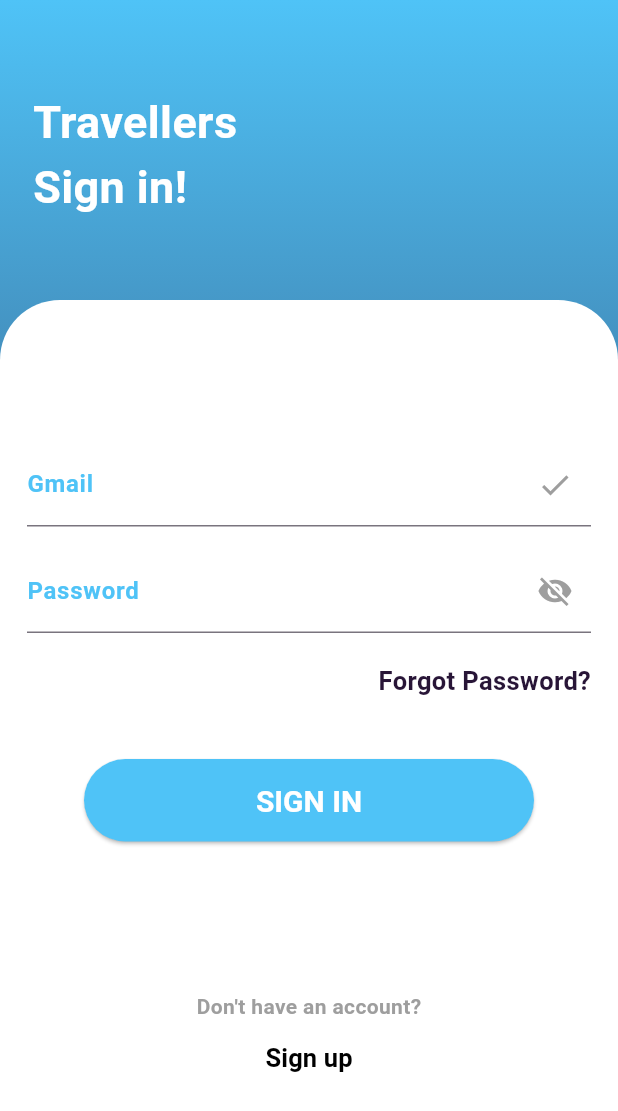
After one commit to tawsif-12/travel, a Flutter app: the LoginScreen screen opened directly, on a phone screen of 412 x 824 dp. The commit adds this screen. Shown: the top 1111 px of the screen. Run offline on Flutter 3.47's test engine with Material 3 defaults, Android fonts, the phone set to English and light mode, and no system bars; our stand-ins replace firebase_core, fluentui_icons; accounts and stored records are empty.

Commit message:
Api-travel

```diff
--- /dev/null
+++ b/lib/LoginScreen.dart
@@ -0,0 +1,176 @@
+import 'package:flutter/material.dart';
+import 'regScreen.dart';
+import 'home_screen.dart'; // Import HomeScreen
+
+class LoginScreen extends StatelessWidget {
+  const LoginScreen({Key? key}) : super(key: key);
+
+  @override
+  Widget build(BuildContext context) {
+    TextEditingController emailController = TextEditingController();
+    TextEditingController passwordController = TextEditingController();
+
+    return Scaffold(
+      body: Stack(
+        children: [
+          // Background Gradient
+          Container(
+            height: double.infinity,
+            width: double.infinity,
+            decoration: const BoxDecoration(
+              gradient: LinearGradient(
+                colors: [Color(0xFF4FC3F7), Color(0xff281537)],
+                begin: Alignment.topCenter,
+                end: Alignment.bottomCenter,
+              ),
+            ),
+            child: const Padding(
+              padding: EdgeInsets.only(top: 60.0, left: 22),
+              child: Text(
+                'Travellers\nSign in!',
+                style: TextStyle(
+                  fontSize: 30,
+                  color: Colors.white,
+                  fontWeight: FontWeight.bold,
+                ),
+              ),
+            ),
+          ),
+
+          // White Form Container
+          Padding(
+            padding: const EdgeInsets.only(top: 200.0),
+            child: Container(
+              decoration: const BoxDecoration(
+                borderRadius: BorderRadius.only(
+                  topLeft: Radius.circular(40),
+                  topRight: Radius.circular(40),
+                ),
+                color: Colors.white,
+              ),
+              height: double.infinity,
+              width: double.infinity,
+              child: Padding(
+                padding: const EdgeInsets.symmetric(horizontal: 18.0),
+                child: Column(
+                  mainAxisAlignment: MainAxisAlignment.center,
+                  children: [
+                    // Gmail Field
+                    TextField(
+                      controller: emailController,
+                      keyboardType: TextInputType.emailAddress,
+                      decoration: const InputDecoration(
+                        suffixIcon: Icon(Icons.check, color: Colors.grey),
+                        labelText: 'Gmail',
+                        labelStyle: TextStyle(
+                          fontWeight: FontWeight.bold,
+                          color: Color(0xFF4FC3F7),
+                        ),
+                      ),
+                    ),
+
+                    const SizedBox(height: 15),
+
+                    // Password Field (Secure)
+                    TextField(
+                      controller: passwordController,
+                      obscureText: true,
+                      decoration: const InputDecoration(
+                        suffixIcon: Icon(Icons.visibility_off, color: Colors.grey),
+                        labelText: 'Password',
+                        labelStyle: TextStyle(
+                          fontWeight: FontWeight.bold,
+                          color: Color(0xFF4FC3F7),
+                        ),
+                      ),
+                    ),
+
+                    const SizedBox(height: 20),
+
+                    // Forgot Password
+                    const Align(
+                      alignment: Alignment.centerRight,
+                      child: Text(
+                        'Forgot Password?',
+                        style: TextStyle(
+                          fontWeight: FontWeight.bold,
+                          fontSize: 17,
+                          color: Color(0xff281537),
+                        ),
+                      ),
+                    ),
+
+                    const SizedBox(height: 40),
+
+                    // Sign In Button -> Goes to HomeScreen
+                    SizedBox(
+                      width: 300,
+                      height: 55,
+                      child: ElevatedButton(
+                        onPressed: () {
+                          Navigator.pushReplacement(
+                            context,
+                            MaterialPageRoute(builder: (context) => const HomeScreen()),
+                          );
+                        },
+                        style: ElevatedButton.styleFrom(
+                          shape: RoundedRectangleBorder(
+                            borderRadius: BorderRadius.circular(30),
+                          ),
+                          padding: const EdgeInsets.symmetric(vertical: 15),
+                          textStyle: const TextStyle(
+                            fontSize: 20,
+                            fontWeight: FontWeight.bold,
+                          ),
+                          foregroundColor: Colors.white,
+                          backgroundColor: const Color(0xFF4FC3F7),
+                        ),
+                        child: const Text('SIGN IN'),
+                      ),
+                    ),
+
+                    const SizedBox(height: 100),
+
+                    // Sign Up Option -> Goes to regScreen
+                    Align(
+                      alignment: Alignment.bottomCenter,
+                      child: Column(
+                        children: [
+                          const Text(
+                            "Don't have an account?",
+                            style: TextStyle(
+                              fontWeight: FontWeight.bold,
+                              color: Colors.grey,
+                            ),
+                          ),
+                          TextButton(
+                            onPressed: () {
+                              Navigator.push(
+                                context,
+                                MaterialPageRoute(
+                                  builder: (context) => const regScreen(),
+                                ),
+                              );
+                            },
+                            child: const Text(
+                              "Sign up",
+                              style: TextStyle(
+                                fontWeight: FontWeight.bold,
+                                fontSize: 17,
+                                color: Colors.black,
+                              ),
+                            ),
+                          ),
+                        ],
+                      ),
+                    ),
+                  ],
+                ),
+              ),
+            ),
+          ),
+        ],
+      ),
+    );
+  }
+}
--- a/pubspec.yaml
+++ b/pubspec.yaml
@@ -35,6 +35,7 @@ dependencies:
   # The following adds the Cupertino Icons font to your application.
   # Use with the CupertinoIcons class for iOS style icons.
   cupertino_icons: ^1.0.2
+  firebase_core: ^3.12.1
   fluentui_icons: ^1.0.0
 dev_dependencies:
   flutter_test:
```
Also changed, not shown: lib/main.dart (+7 -1 lines), lib/regScreen.dart (added, +111 -0 lines), firebase.json (added), lib/firebase_options.dart (added), pubspec.lock, 6 other files.
